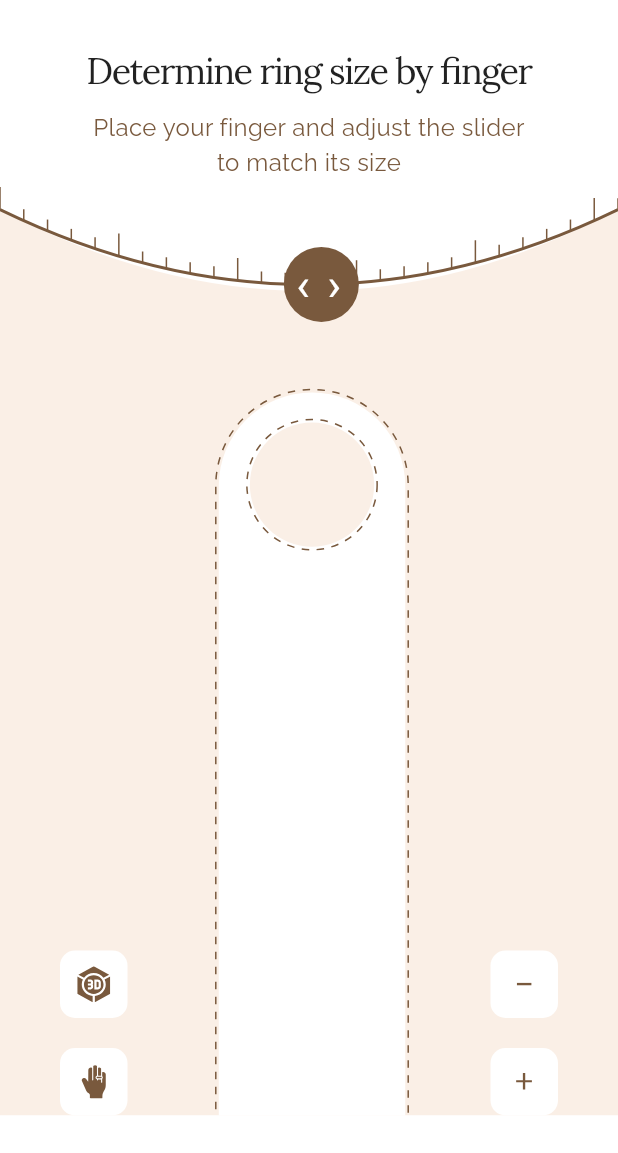
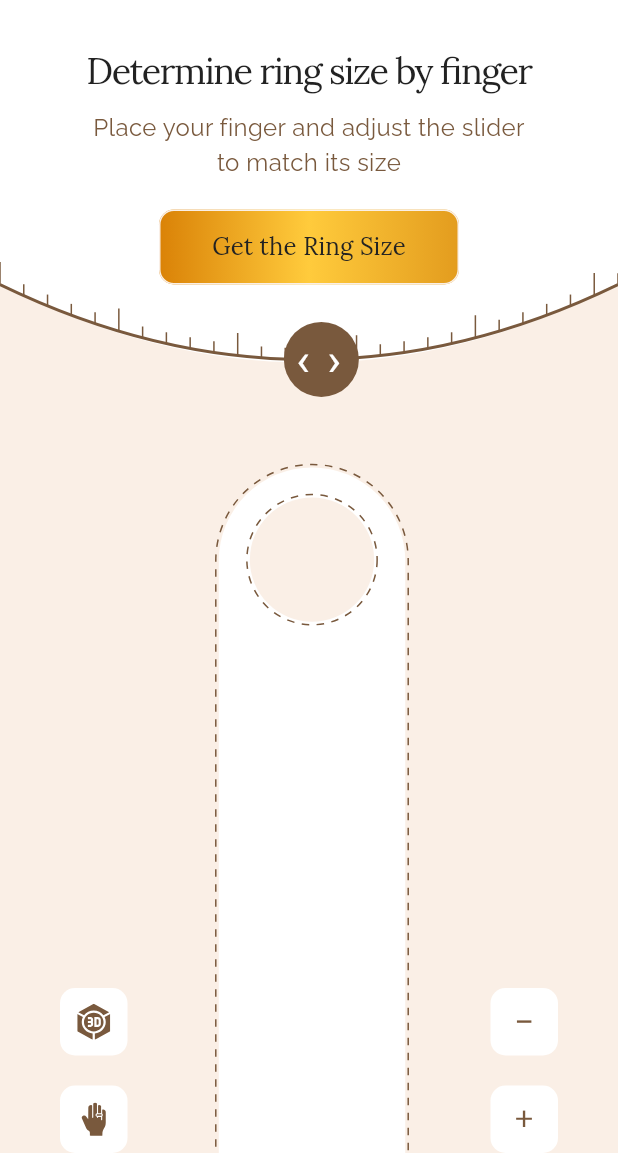
Before and after one commit to s0urav-hald3r/ring_sizer, a Flutter app: the FingerSizerPage screen opened directly, on a phone screen of 412 x 824 dp, the part 83-1236 px from its top. Run offline on Flutter 3.47's test engine with Material 3 defaults, Android fonts, the phone set to English and light mode, and no system bars; drawn by our look-alikes of dotted_border; our stand-ins replace flutter_svg, get, get_storage, google_fonts, page_transition, skeletonizer; accounts and stored records are empty.

Commit message:
ui update on finger sizer page

```diff
--- a/lib/views/finger_sizer_page.dart
+++ b/lib/views/finger_sizer_page.dart
@@ -4,6 +4,7 @@ import 'package:flutter_svg/flutter_svg.dart';
 import 'package:get/get.dart';
 import 'package:google_fonts/google_fonts.dart';
 import 'package:ring_sizer/components/back_appbar.dart';
+import 'package:ring_sizer/components/get_ring_size.dart';
 
 import 'package:ring_sizer/components/semicircle_slider.dart';
 import 'package:ring_sizer/config/constants.dart';
@@ -26,8 +27,7 @@ class FingerSizerPage extends StatelessWidget {
           width: size.width,
           height: size.height,
           child: Column(children: [
-            Column(
-              children: [
+            Column(children: [
               const SizedBox(height: 10),
               const Padding(
                 padding: EdgeInsets.symmetric(horizontal: 20),
@@ -55,8 +55,37 @@ class FingerSizerPage extends StatelessWidget {
                 ),
               ),
               const SizedBox(height: 20),
-              ],
+              Container(
+                width: 200,
+                height: 50,
+                margin: const EdgeInsets.symmetric(horizontal: 40),
+                decoration: BoxDecoration(
+                  borderRadius: BorderRadius.circular(10),
+                  gradient: elevated,
                 ),
+                child: ElevatedButton(
+                  child: Text(
+                    'Get the Ring Size',
+                    style: GoogleFonts.lora(
+                      fontSize: 16,
+                      fontWeight: FontWeight.w400,
+                      color: textColor,
+                    ),
+                  ),
+                  onPressed: () {
+                    showModalBottomSheet(
+                        backgroundColor: Colors.transparent,
+                        barrierColor: Colors.white10,
+                        isDismissible: false,
+                        isScrollControlled: true,
+                        context: context,
+                        builder: (context) {
+                          return const GetRingSize();
+                        });
+                  },
+                ),
+              ),
+            ]),
             Expanded(
               child: Stack(children: [
                 ClipPath(
```
Lines whose indentation alone changed are shown as unchanged.
